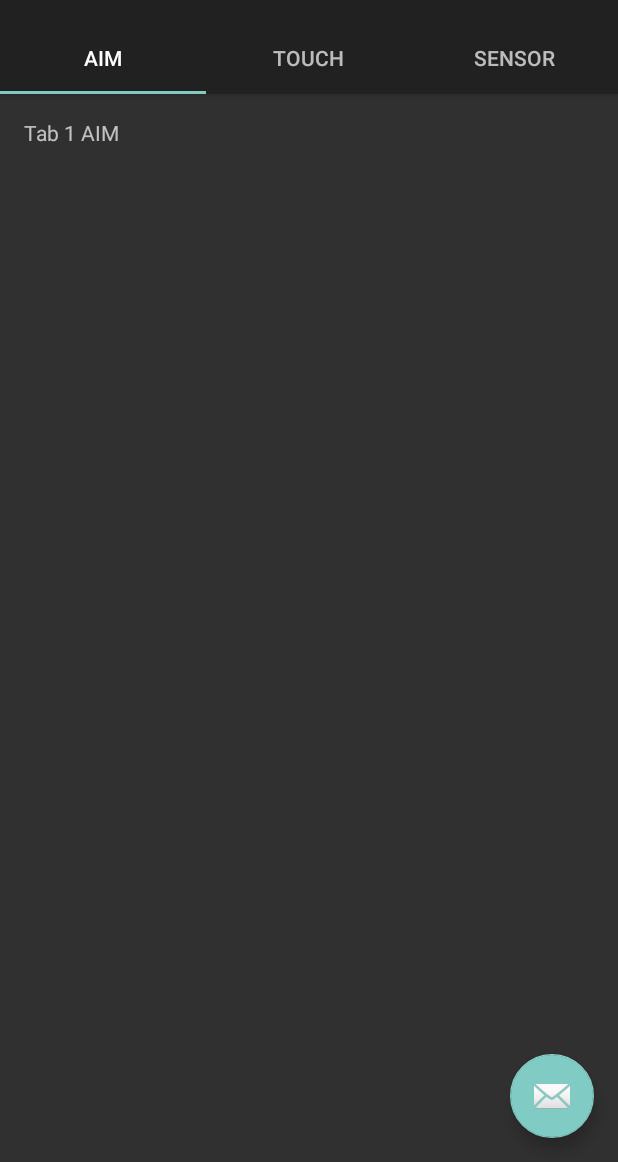
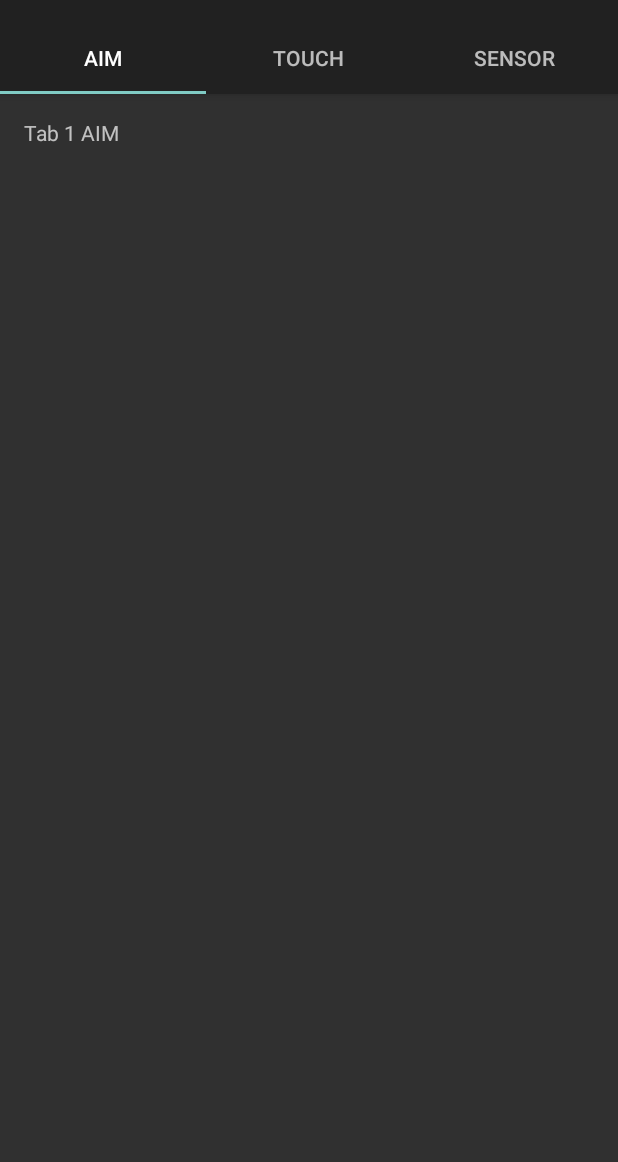
Before and after one commit to mghilardelli/SPHERO, an Android app: the screen it shows after launch (MainActivity), on a phone screen of 412 x 824 dp, the part 74-1236 px from its top. Run offline under Robolectric (Android 15) with nearby library versions, the phone set to English and light mode, and no system bars; libraries missing offline, so code that uses them is left out: ch.fhnw.edu; 2 statements that could not run were skipped.

Commit message:
Add SDK integration

```diff
--- a/app/src/main/AndroidManifest.xml
+++ b/app/src/main/AndroidManifest.xml
@@ -1,6 +1,8 @@
 <?xml version="1.0" encoding="utf-8"?>
 <manifest xmlns:android="http://schemas.android.com/apk/res/android"
     package="ch.fhnw.edu.emoba.sphero">
+
+    <uses-permission android:name="android.permission.BLUETOOTH"/>
 
     <application
         android:allowBackup="true"
@@ -13,16 +15,15 @@
         <activity android:name=".PairingActivity">
             <intent-filter>
                 <action android:name="android.intent.action.MAIN" />
-
                 <category android:name="android.intent.category.LAUNCHER" />
             </intent-filter>
         </activity>
+
         <activity
             android:name=".MainActivity"
             android:label="@string/title_activity_main"
             android:theme="@style/Theme.AppCompat.NoActionBar"
             android:screenOrientation="portrait">
-
         </activity>
 
     </application>
--- a/app/src/main/java/ch/fhnw/edu/emoba/sphero/MainActivity.java
+++ b/app/src/main/java/ch/fhnw/edu/emoba/sphero/MainActivity.java
@@ -55,15 +55,6 @@ public class MainActivity extends AppCompatActivity {
 
         mViewPager.addOnPageChangeListener(new TabLayout.TabLayoutOnPageChangeListener(tabLayout));
         tabLayout.addOnTabSelectedListener(new TabLayout.ViewPagerOnTabSelectedListener(mViewPager));
-
-        FloatingActionButton fab = (FloatingActionButton) findViewById(R.id.fab);
-        fab.setOnClickListener(new View.OnClickListener() {
-            @Override
-            public void onClick(View view) {
-                Snackbar.make(view, "Replace with your own action", Snackbar.LENGTH_LONG)
-                        .setAction("Action", null).show();
-            }
-        });
 
     }
 
--- a/app/src/main/java/ch/fhnw/edu/emoba/sphero/PairingActivity.java
+++ b/app/src/main/java/ch/fhnw/edu/emoba/sphero/PairingActivity.java
@@ -4,81 +4,68 @@ import android.Manifest;
 import android.bluetooth.BluetoothAdapter;
 import android.content.Intent;
 import android.content.pm.PackageManager;
+import android.os.Bundle;
 import android.support.v4.app.ActivityCompat;
 import android.support.v7.app.AppCompatActivity;
-import android.os.Bundle;
 import android.util.Log;
 import android.widget.TextView;
-/*
-public class PairingActivity extends AppCompatActivity {
 
+import ch.fhnw.edu.emoba.spherolib.SpheroRobotDiscoveryListener;
+import ch.fhnw.edu.emoba.spherolib.SpheroRobotFactory;
+import ch.fhnw.edu.emoba.spherolib.SpheroRobotProxy;
+
+import static ch.fhnw.edu.emoba.spherolib.SpheroRobotDiscoveryListener.SpheroRobotBluetoothNotification.Online;
+
+
+public class PairingActivity extends AppCompatActivity implements SpheroRobotDiscoveryListener {
+
+    public static final boolean MOCK_MODE = true;
+
+    TextView textView;
+    SpheroRobotProxy spheroRobotProxy;
 
     @Override
     protected void onCreate(Bundle savedInstanceState) {
         super.onCreate(savedInstanceState);
         setContentView(R.layout.activity_pairing);
-    }
-}*/
+        textView = findViewById(R.id.textView);
 
-public class PairingActivity extends AppCompatActivity {//implements SpheroRobotDiscoveryListener {
-
-    public static final boolean MOCK_MODE = true;
-
-    TextView textView;
-  //  SpheroRobotProxy spheroRobotProxy;
-
-    @Override
-    protected void onCreate(Bundle savedInstanceState) {
-        super.onCreate(savedInstanceState);
-        setContentView(R.layout.activity_pairing);
-        textView = (TextView)findViewById(R.id.textView);
-
-        if(MOCK_MODE){
-          //  spheroRobotProxy = SpheroRobotFactory.createRobot(true);
+        if (MOCK_MODE) {
+            spheroRobotProxy = SpheroRobotFactory.createRobot(true);
             launchMainActivity();
-        }else{
+        } else {
             BluetoothAdapter mBluetoothAdapter = BluetoothAdapter.getDefaultAdapter();
 
-          /*  if (mBluetoothAdapter == null || !mBluetoothAdapter.isEnabled()) {
-               textView.setText(R.string.bluetooth_required);
+            if (mBluetoothAdapter == null || !mBluetoothAdapter.isEnabled()) {
+                textView.setText(R.string.bluetooth_required);
                 return;
             }
 
-            if(checkSelfPermission(Manifest.permission.ACCESS_COARSE_LOCATION) != PackageManager.PERMISSION_GRANTED){
+            if (checkSelfPermission(Manifest.permission.ACCESS_COARSE_LOCATION) != PackageManager.PERMISSION_GRANTED) {
                 ActivityCompat.requestPermissions(this, new String[]{Manifest.permission.ACCESS_COARSE_LOCATION}, 200);
             }
 
             spheroRobotProxy = SpheroRobotFactory.createRobot(MOCK_MODE);
             spheroRobotProxy.setDiscoveryListener(this);
             spheroRobotProxy.startDiscovering(getApplicationContext());
-        */}
+        }
     }
 
-    private void launchMainActivity(){
+    private void launchMainActivity() {
         startActivity(new Intent(this, MainActivity.class));
     }
 
-    private void updateText(String text){
+    private void updateText(String text) {
         textView.setText(text);
     }
-/*
+
     @Override
     public void handleRobotChangedState(final SpheroRobotBluetoothNotification spheroRobotBluetoothNotification) {
         Log.d("robotState", "changed");
-        if(spheroRobotBluetoothNotification.equals(Online)){
-            runOnUiThread(new Runnable() {
-                @Override
-                public void run() {
-                    launchMainActivity();
-                }
-            });
-        }else{
-            runOnUiThread(new Runnable() {
-                @Override
-                public void run() {
-                    updateText(spheroRobotBluetoothNotification.name());
-                }
-            });
+        if (spheroRobotBluetoothNotification.equals(Online)) {
+            runOnUiThread(this::launchMainActivity);
+        } else {
+            runOnUiThread(() -> updateText(spheroRobotBluetoothNotification.name()));
         }
-    }*/
+    }
 }
--- a/app/src/main/java/ch/fhnw/edu/emoba/sphero/TouchView.java
+++ b/app/src/main/java/ch/fhnw/edu/emoba/sphero/TouchView.java
@@ -6,7 +6,6 @@ import android.graphics.Color;
 import android.graphics.Paint;
 import android.view.MotionEvent;
 import android.view.View;
-import android.view.ViewTreeObserver;
 
 import java.util.concurrent.Executors;
 import java.util.concurrent.ScheduledExecutorService;
@@ -14,23 +13,25 @@ import java.util.concurrent.ScheduledFuture;
 import java.util.concurrent.TimeUnit;
 import java.util.concurrent.atomic.AtomicBoolean;
 
+import ch.fhnw.edu.emoba.spherolib.SpheroRobotFactory;
+import ch.fhnw.edu.emoba.spherolib.SpheroRobotProxy;
+
 /**
  * Created by marcoghilardelli on 03.04.18.
  */
 
 
 // Created scheduler
-   //     scheduler = Executors.newSingleThreadScheduledExecutor();
+//     scheduler = Executors.newSingleThreadScheduledExecutor();
 
 
 // Start View-Task after a delay of 50ms with an interval of 50ms
-      //  viewTask = scheduler.scheduleAtFixedRate(viewThread, 50, 50, TimeUnit.MILLISECONDS);
+//  viewTask = scheduler.scheduleAtFixedRate(viewThread, 50, 50, TimeUnit.MILLISECONDS);
 
 // Stop View-Task
-       // viewTask.cancel(true)
+// viewTask.cancel(true)
 
 public class TouchView extends View {
-
 
     private int deadZoneRadius = 50;
 
@@ -44,12 +45,12 @@ public class TouchView extends View {
     private double minVelocity;
     private double maxVelocity;
 
-   // ScheduledExecutorService scheduler;
+    //ScheduledExecutorService scheduler;
     private ScheduledFuture viewTask;
 
-//    SpheroRobotProxy spheroRobotProxy = SpheroRobotFactory.getActualRobotProxy();
+    SpheroRobotProxy spheroRobotProxy = SpheroRobotFactory.getActualRobotProxy();
 
-    private AtomicBoolean isCancelled = new AtomicBoolean();
+    private AtomicBoolean isCancelled = new AtomicBoolean(); //TODO: what is it for?
 
     public TouchView(Context context) {
         super(context);
@@ -64,12 +65,7 @@ public class TouchView extends View {
         circlePaint.setColor(Color.WHITE);
 
         // wait until height and width are set to calculate middle
-        getViewTreeObserver().addOnGlobalLayoutListener(new ViewTreeObserver.OnGlobalLayoutListener() {
-            @Override
-            public void onGlobalLayout() {
-                reset();
-            }
-        });
+        getViewTreeObserver().addOnGlobalLayoutListener(this::reset);
     }
 
     @Override
@@ -80,19 +76,14 @@ public class TouchView extends View {
         // Created scheduler
         scheduler = Executors.newSingleThreadScheduledExecutor();
         // Start View-Task after a delay of 50ms with an interval of 50ms
-     /*   viewTask = scheduler.scheduleAtFixedRate(new Runnable() {
-            @Override
-            public void run() {
-                postInvalidate();
-            }
-        }, 50, 50, TimeUnit.MILLISECONDS);
-        */
+        viewTask = scheduler.scheduleAtFixedRate(this::postInvalidate,
+                50, 50, TimeUnit.MILLISECONDS);
     }
 
     @Override
     public void onDetachedFromWindow() {
         super.onDetachedFromWindow();
-        //viewTask.cancel(true);
+        viewTask.cancel(true);
     }
 
     @Override
@@ -106,6 +97,12 @@ public class TouchView extends View {
 
     @Override
     public boolean onTouchEvent(MotionEvent event) {
+        // reset if released
+        if (event.getAction() == MotionEvent.ACTION_UP || event.getAction() == MotionEvent.ACTION_CANCEL) {
+            reset();
+            return true;
+        }
+
         currentX = event.getX();
         currentY = event.getY();
 
@@ -114,24 +111,22 @@ public class TouchView extends View {
         double rad = Math.atan2(-deltaX, deltaY); // start 0° at the top
         double heading = rad * (180 / Math.PI) + 180;
 
-
         double velocity = Math.pow(deltaX, 2) + Math.pow(deltaY, 2) - minVelocity;
-        if(velocity < minVelocity){
+        if (velocity < minVelocity) {
             velocity = 0;
         }
 
         double speed = velocity / (maxVelocity - minVelocity);
-        if(speed > 1){
+        if (speed > 1) {
             speed = 1;
         }
 
-       // spheroRobotProxy.drive((float)heading, (float)speed);
-
+        spheroRobotProxy.drive((float) heading, (float) speed);
         return true;
     }
 
-    public void reset(){
-       // spheroRobotProxy.drive(0, 0);
+    public void reset() {
+        spheroRobotProxy.drive(0, 0);
 
         currentX = getWidth() / 2;
         currentY = getHeight() / 2;
--- a/app/src/main/res/layout/activity_main.xml
+++ b/app/src/main/res/layout/activity_main.xml
@@ -59,12 +59,4 @@
         android:layout_height="match_parent"
         app:layout_behavior="@string/appbar_scrolling_view_behavior" />
 
-    <android.support.design.widget.FloatingActionButton
-        android:id="@+id/fab"
-        android:layout_width="wrap_content"
-        android:layout_height="wrap_content"
-        android:layout_gravity="end|bottom"
-        android:layout_margin="@dimen/fab_margin"
-        app:srcCompat="@android:drawable/ic_dialog_email" />
-
 </android.support.design.widget.CoordinatorLayout>
--- a/app/src/main/res/values/strings.xml
+++ b/app/src/main/res/values/strings.xml
@@ -7,4 +7,5 @@
     <string name="action_settings">Settings</string>
     <string name="section_format">Hello World from section: %1$d</string>
     <string name="title_activity_main">MainActivity</string>
+    <string name="bluetooth_required">Bluetooth required</string>
 </resources>
--- a/settings.gradle
+++ b/settings.gradle
@@ -1 +1 @@
-include ':app'
+include ':app', ':spherolib'
--- /dev/null
+++ b/spherolib/build.gradle
@@ -0,0 +1,2 @@
+configurations.maybeCreate("default")
+artifacts.add("default", file('spherolib-release.aar'))
```
Also changed, not shown: app/build.gradle (+7 -2 lines), app/src/main/java/ch/fhnw/edu/emoba/sphero/TabSensor.java (+18 -19 lines), app/src/main/java/ch/fhnw/edu/emoba/sphero/TabTouch.java (+1 -9 lines), 2 other files.
